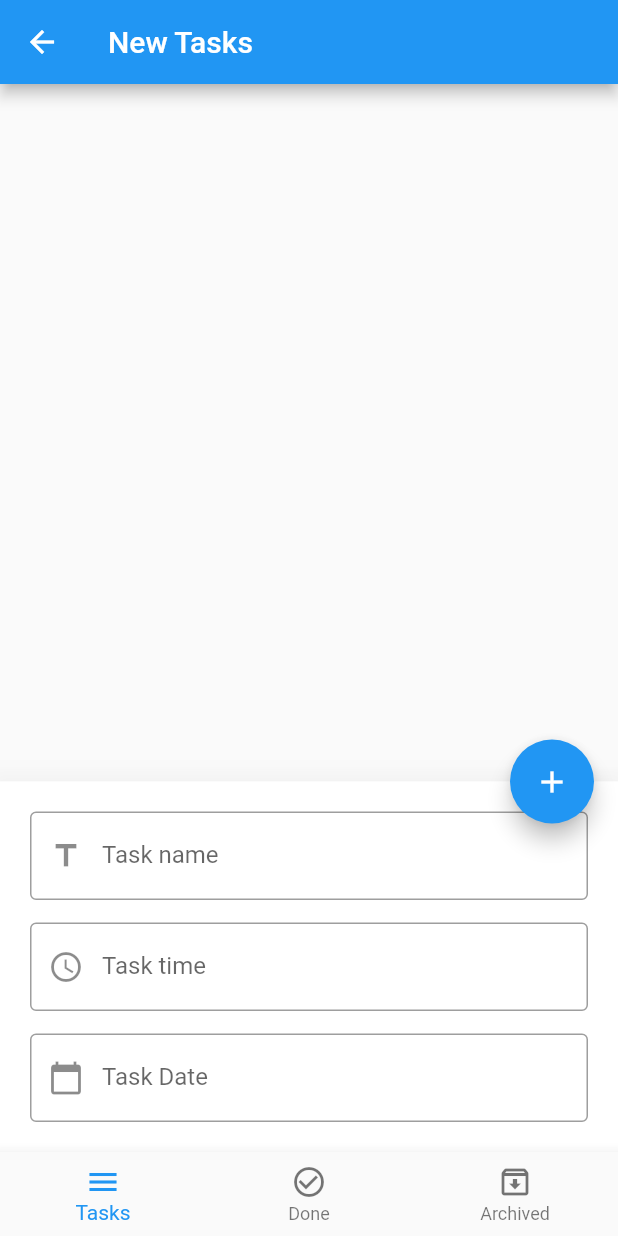
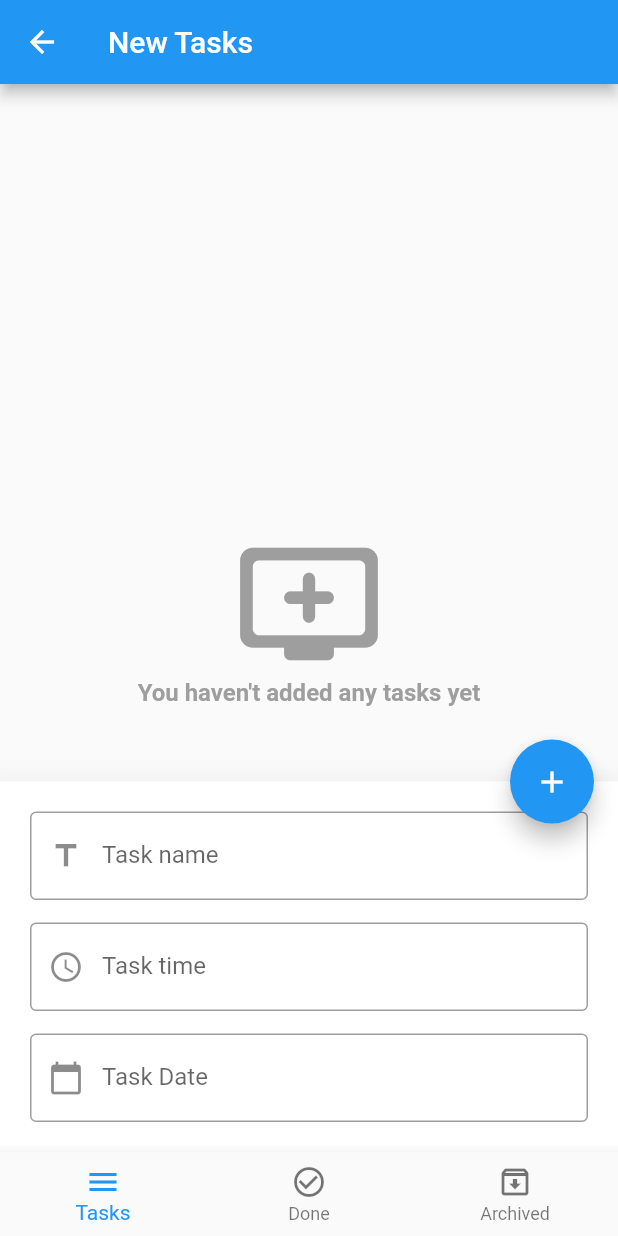
Before and after one commit to Karim-Monir/Todo_module_flutter, a Flutter app: the screen it shows after launch, after a tap on the "edit" icon, on a phone screen of 412 x 824 dp. Run offline on Flutter 3.47's test engine with Material 2 defaults, Android fonts, the light colour scheme and no system bars; our stand-ins replace bloc, conditional_builder_null_safety, flutter_bloc, sqflite; accounts and stored records are empty.

Commit message:
Bloc Update 2.0

```diff
--- a/lib/modules/new_tasks/new_tasks.dart
+++ b/lib/modules/new_tasks/new_tasks.dart
@@ -1,3 +1,4 @@
+import 'package:conditional_builder_null_safety/conditional_builder_null_safety.dart';
 import 'package:flutter/material.dart';
 import 'package:flutter_bloc/flutter_bloc.dart';
 import 'package:todo_module/shared/components/components.dart';
@@ -14,19 +15,8 @@ class NewTasksScreen extends StatelessWidget {
       listener: (BuildContext context, AppStates state) {},
       builder: (BuildContext context, AppStates state) {
         var tasks = AppCubit.get(context).newTasks;
-        return ListView.separated(
-          itemBuilder: (context, index) => buildTaskItem(tasks[index], context),
-          separatorBuilder: (context, index) => Padding(
-            padding: const EdgeInsetsDirectional.only(
-              start: 20.0,
-            ),
-            child: Container(
-              height: 1.0,
-              color: Colors.grey[300],
-              width: double.infinity,
-            ),
-          ),
-          itemCount: tasks.length,
+        return taskConditionalBuilder(
+          tasks: tasks,
         );
       },
     );
--- a/lib/shared/components/components.dart
+++ b/lib/shared/components/components.dart
@@ -1,3 +1,4 @@
+import 'package:conditional_builder_null_safety/conditional_builder_null_safety.dart';
 import 'package:flutter/material.dart';
 
 import '../cubit/cubit.dart';
@@ -62,7 +63,12 @@ Widget defaultTextFormField({
     );
 
 
-Widget buildTaskItem(Map model, context) => Padding(
+Widget buildTaskItem(Map model, context) => Dismissible(
+  key: Key(model['id'].toString()),
+  onDismissed: (direction){
+    AppCubit.get(context).deleteFromDatabase(id:model['id']);
+  },
+  child: Padding(
     padding: const EdgeInsets.all(20.0),
     child: Row(
       children: [
@@ -127,4 +133,46 @@ Widget buildTaskItem(Map model, context) => Padding(
         ),
       ],
     ),
+  ),
 );
+
+
+Widget taskConditionalBuilder({
+  required List<Map> tasks
+}) => ConditionalBuilder(
+    condition: tasks.isNotEmpty,
+    builder: (context) => ListView.separated(
+      itemBuilder: (context, index) => buildTaskItem(tasks[index], context),
+      separatorBuilder: (context, index) => Padding(
+        padding: const EdgeInsetsDirectional.only(
+          start: 20.0,
+        ),
+        child: Container(
+          height: 1.0,
+          color: Colors.grey[300],
+          width: double.infinity,
+        ),
+      ),
+      itemCount: tasks.length,
+    ),
+    fallback: (context) => Center(
+      child: Column(
+        mainAxisAlignment: MainAxisAlignment.center,
+        children: [
+          Icon(
+            Icons.add_to_queue_rounded,
+            size: 100.0,
+            color: Colors.grey,
+          ),
+          Text(
+            'You haven\'t added any tasks yet',
+            style: TextStyle(
+              fontSize: 16.0,
+              fontWeight: FontWeight.bold,
+              color: Colors.grey,
+            ),
+          ),
+        ],
+      ),
+    ),
+  );
--- a/lib/shared/cubit/cubit.dart
+++ b/lib/shared/cubit/cubit.dart
@@ -39,6 +39,20 @@ class AppCubit extends Cubit<AppStates>
   }
 
 
+  bool isButtomSheetShown = false;
+  IconData fabIcon = Icons.edit;
+
+  void changeBottomSheetState ({
+    required bool isShow,
+    required IconData icon
+  })
+  {
+    isButtomSheetShown = isShow;
+    fabIcon = icon;
+    emit(AppChangeBottomSheetState());
+  }
+
+
   Future<Database?> createDataBase() async {
     db = await openDatabase('todo.db', version: 1, onCreate: (db, version) {
       db
@@ -76,16 +90,16 @@ class AppCubit extends Cubit<AppStates>
           .then((value) {
         print('$value INSERTED SUCCESSFULLY');
         emit(AppInsertToDatabaseState());
-        getDataFromDatabase(db).then((value) {
-          emit(AppGetDatabaseState());
-        });
+        getDataFromDatabase(db);
+        emit(AppGetDatabaseState());
       });
       //throw 'ERROR WHILE INSERTING NEW RECORD';
       //return 0;
     });
   }
 
-  getDataFromDatabase(db) {
+  getDataFromDatabase(db) async
+  {
     newTasks = [];
     doneTasks = [];
     archivedTasks = [];
@@ -107,29 +121,28 @@ class AppCubit extends Cubit<AppStates>
   }
 
 
-  bool isButtomSheetShown = false;
-  IconData fabIcon = Icons.edit;
-
-  void changeBottomSheetState ({
-    required bool isShow,
-    required IconData icon
-})
-  {
-    isButtomSheetShown = isShow;
-    fabIcon = icon;
-    emit(AppChangeBottomSheetState());
-  }
-
-
   void updateDatabase
       ({
     required String status,
     required int id,
-  })
+  }) async
   {
      db.rawUpdate('UPDATE tasks SET status = ? WHERE id = ?', ['$status', '$id']).then((value){
        getDataFromDatabase(db);
        emit(AppUpdateDatabaseLoadingState());
      });
   }
+
+
+
+  void deleteFromDatabase
+      ({
+    required int id,
+  }) async
+  {
+    db.rawDelete('DELETE FROM tasks WHERE id = ?', [id]).then((value){
+      getDataFromDatabase(db);
+      emit(AppDeleteFromDatabaseLoadingState());
+    });
+  }
 }
--- a/lib/shared/cubit/states.dart
+++ b/lib/shared/cubit/states.dart
@@ -12,6 +12,8 @@ class AppGetDatabaseLoadingState extends AppStates {}
 
 class AppUpdateDatabaseLoadingState extends AppStates {}
 
+class AppDeleteFromDatabaseLoadingState extends AppStates {}
+
 class AppInsertToDatabaseState extends AppStates {}
 
 class AppChangeBottomSheetState extends AppStates {}
```
Also changed, not shown: lib/modules/archived_tasks/archived_tasks.dart (+2 -13 lines), lib/modules/done_tasks/done_tasks.dart (+2 -13 lines). Lines whose indentation alone changed are shown as unchanged.
